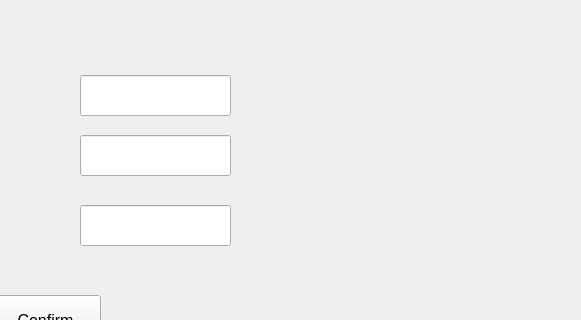
Qt form UI/StackedView.ui (nilay1221/Inventory_Management) before a commit; both pictures show x 510 to 1091 and y 215 to 535 of the 1262 by 873 pixel window.
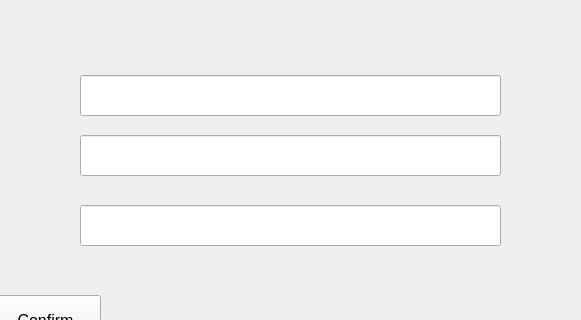
The same form after that commit. The open tabs and pages were chosen to show the change.

Commit message: Updated UI and added raw material data

The edit to the form file:
```diff
--- a/UI/StackedView.ui
+++ b/UI/StackedView.ui
@@ -350,7 +350,7 @@
        <rect>
         <x>540</x>
         <y>280</y>
-        <width>151</width>
+        <width>421</width>
         <height>41</height>
        </rect>
       </property>
@@ -401,7 +401,7 @@
        <rect>
         <x>540</x>
         <y>340</y>
-        <width>151</width>
+        <width>421</width>
         <height>41</height>
        </rect>
       </property>
@@ -452,7 +452,7 @@
        <rect>
         <x>540</x>
         <y>410</y>
-        <width>151</width>
+        <width>421</width>
         <height>41</height>
        </rect>
       </property>
```
Left out of the diff: 2 changed lines with no effect on the pictures. The commit also changes 3 other files.
